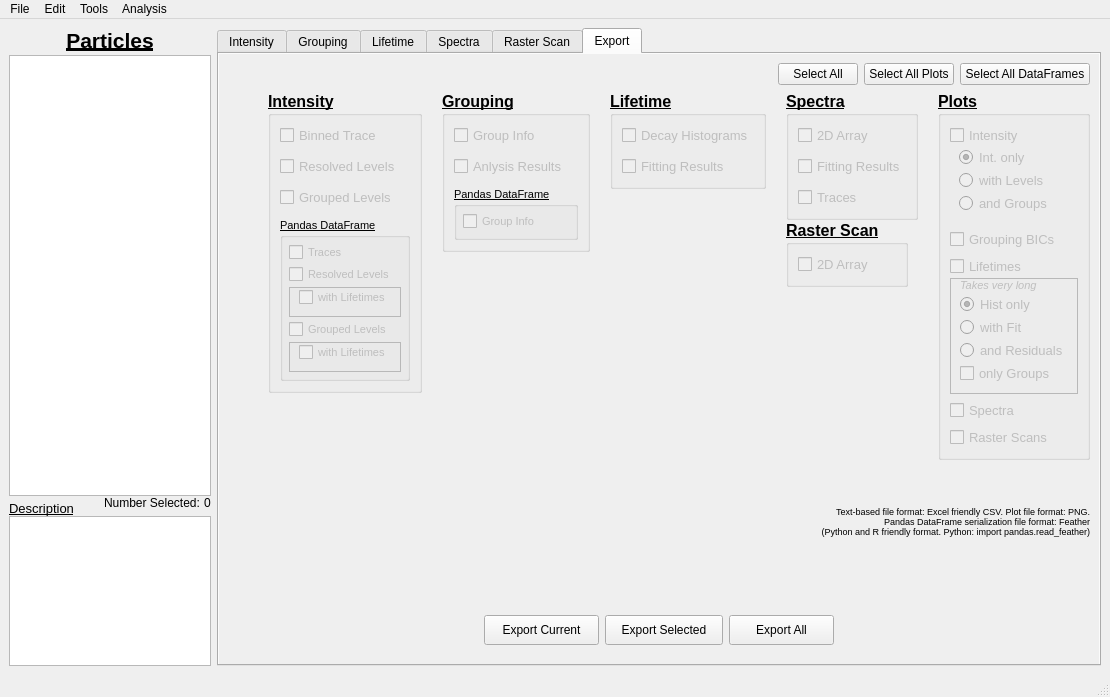
Above: resources/ui/mainwindow.ui from BioPhysicsUP/Full_SMS before the change. Below: the same form after it.
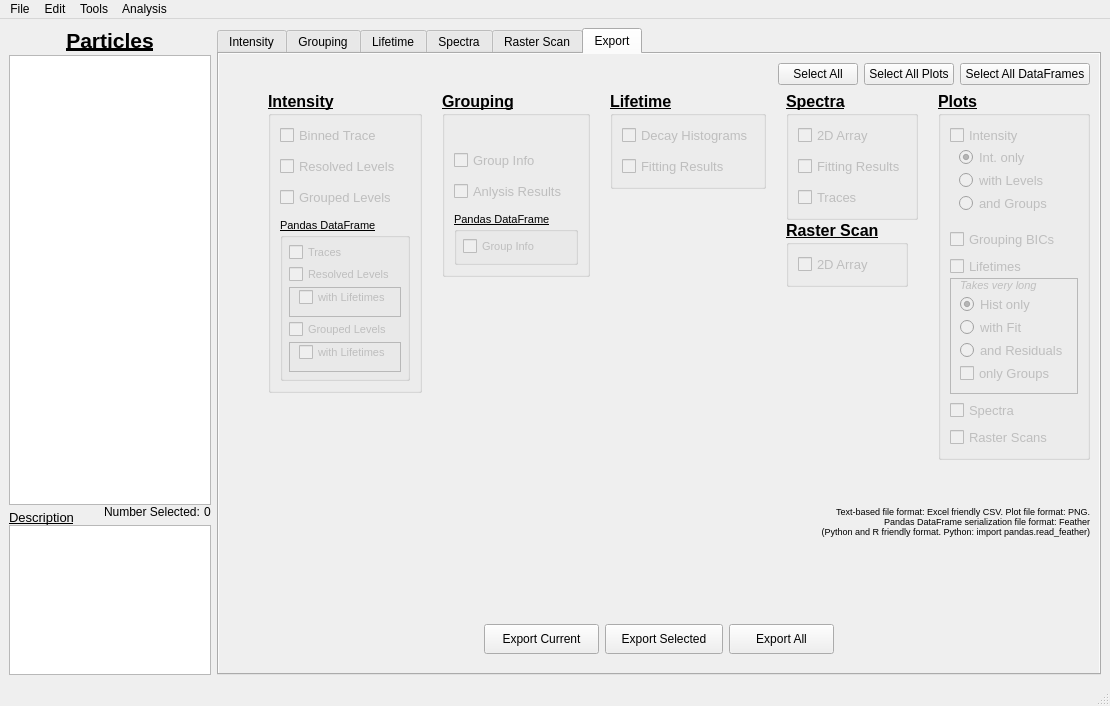
That is the form after the change. The open tabs and pages were chosen to show the change. Icons and pictures are not drawn. Custom widgets are drawn as their Qt base class.

Commit message: First successful run of ROI based grouping!

```diff
--- a/resources/ui/mainwindow.ui
+++ b/resources/ui/mainwindow.ui
@@ -7,8 +7,8 @@
    <rect>
     <x>0</x>
     <y>0</y>
-    <width>1073</width>
-    <height>697</height>
+    <width>1077</width>
+    <height>706</height>
    </rect>
   </property>
   <property name="sizePolicy">
@@ -2799,6 +2799,30 @@
                     <property name="spacing">
                      <number>10</number>
                     </property>
+                    <item>
+                     <widget class="QLabel" name="lblGrouping_ROI">
+                      <property name="enabled">
+                       <bool>true</bool>
+                      </property>
+                      <property name="font">
+                       <font>
+                        <pointsize>10</pointsize>
+                        <weight>50</weight>
+                        <bold>false</bold>
+                        <underline>false</underline>
+                       </font>
+                      </property>
+                      <property name="text">
+                       <string/>
+                      </property>
+                      <property name="alignment">
+                       <set>Qt::AlignLeading|Qt::AlignLeft|Qt::AlignVCenter</set>
+                      </property>
+                      <property name="wordWrap">
+                       <bool>true</bool>
+                      </property>
+                     </widget>
+                    </item>
                     <item>
                      <widget class="QCheckBox" name="chbEx_Grouping_Info">
                       <property name="enabled">
```
Left out of the diff: 4 changed lines with no effect on the pictures. The commit also changes 4 other files.
